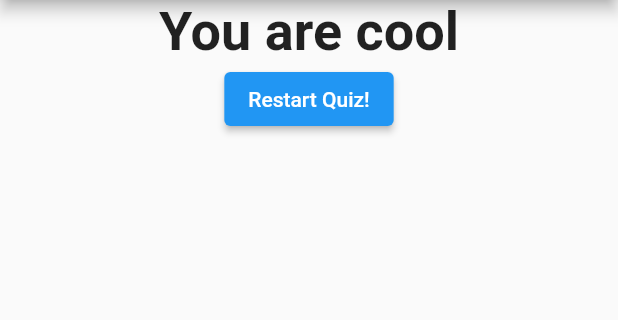
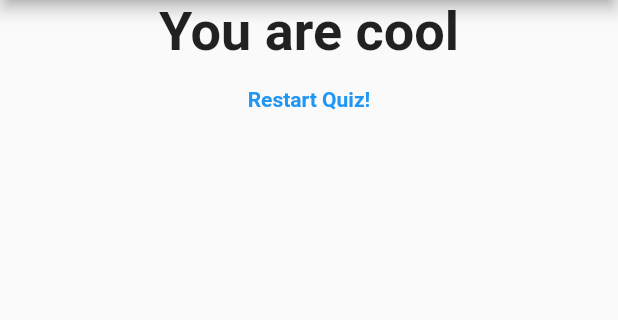
Before and after one commit to AnDamazio/flutter_complete_guide, a Flutter app: the screen it shows after launch, after a tap on "Black", after a tap on "Snake", after a tap on "Angela", on a phone screen of 412 x 824 dp, the part 84-404 px from its top. Run offline on Flutter 3.47's test engine with Material 2 defaults, Android fonts, the phone set to English and light mode, and no system bars.

Commit message:
Change reset button class to TextButton

```diff
--- a/lib/result.dart
+++ b/lib/result.dart
@@ -37,8 +37,17 @@ class Result extends StatelessWidget {
               fontWeight: FontWeight.bold,
             ),
           ),
-          ElevatedButton(
-              onPressed: resetHandler, child: const Text('Restart Quiz!'))
+          TextButton(
+            onPressed: resetHandler,
+            style: ButtonStyle(
+              textStyle: MaterialStateProperty.all(
+                const TextStyle(fontWeight: FontWeight.bold),
+              ),
+            ),
+            child: const Text(
+              'Restart Quiz!',
+            ),
+          )
         ],
       ),
     );
```
